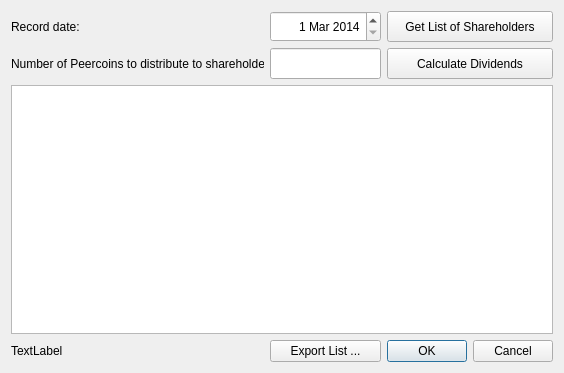
xziy/Peershares, file src/qt/forms/distributedivdialog.ui: the form before one commit.
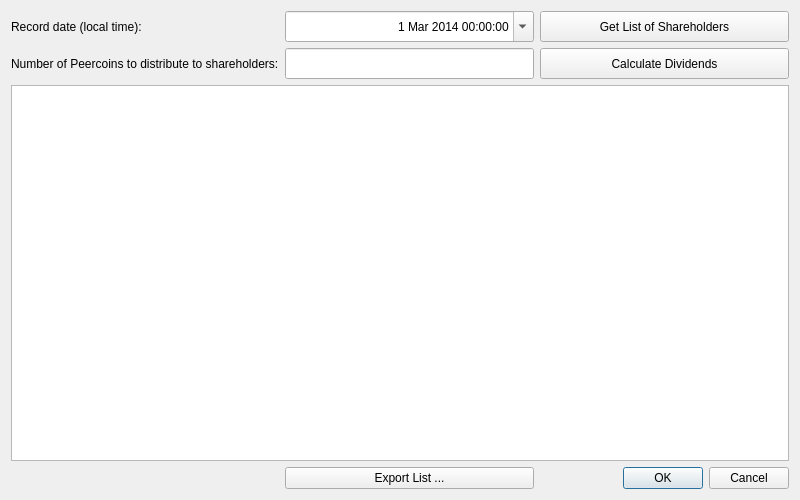
The form after the commit.

```diff
--- a/src/qt/forms/distributedivdialog.ui
+++ b/src/qt/forms/distributedivdialog.ui
@@ -9,8 +9,8 @@
    <rect>
     <x>0</x>
     <y>0</y>
-    <width>564</width>
-    <height>373</height>
+    <width>800</width>
+    <height>500</height>
    </rect>
   </property>
   <property name="sizePolicy">
@@ -21,8 +21,8 @@
   </property>
   <property name="minimumSize">
    <size>
-    <width>564</width>
-    <height>373</height>
+    <width>400</width>
+    <height>200</height>
    </size>
   </property>
   <property name="windowTitle">
@@ -64,13 +64,6 @@
      </property>
     </widget>
    </item>
-   <item row="4" column="0">
-    <widget class="QLabel" name="scanResultInfo">
-     <property name="text">
-      <string notr="true">TextLabel</string>
-     </property>
-    </widget>
-   </item>
    <item row="1" column="1">
     <widget class="QLineEdit" name="totalDividend">
      <property name="minimumSize">
@@ -93,7 +86,7 @@
    <item row="0" column="0">
     <widget class="QLabel" name="label_2">
      <property name="text">
-      <string>Record date:</string>
+      <string>Record date (local time):</string>
      </property>
      <property name="alignment">
       <set>Qt::AlignLeading|Qt::AlignLeft|Qt::AlignVCenter</set>
@@ -124,7 +117,7 @@
     </widget>
    </item>
    <item row="0" column="1">
-    <widget class="QDateEdit" name="recordDate">
+    <widget class="QDateTimeEdit" name="recordDate">
      <property name="minimumSize">
       <size>
        <width>111</width>
@@ -150,6 +143,9 @@
      <property name="currentSection">
       <enum>QDateTimeEdit::DaySection</enum>
      </property>
+     <property name="calendarPopup">
+      <bool>true</bool>
+     </property>
     </widget>
    </item>
    <item row="4" column="1">
```
